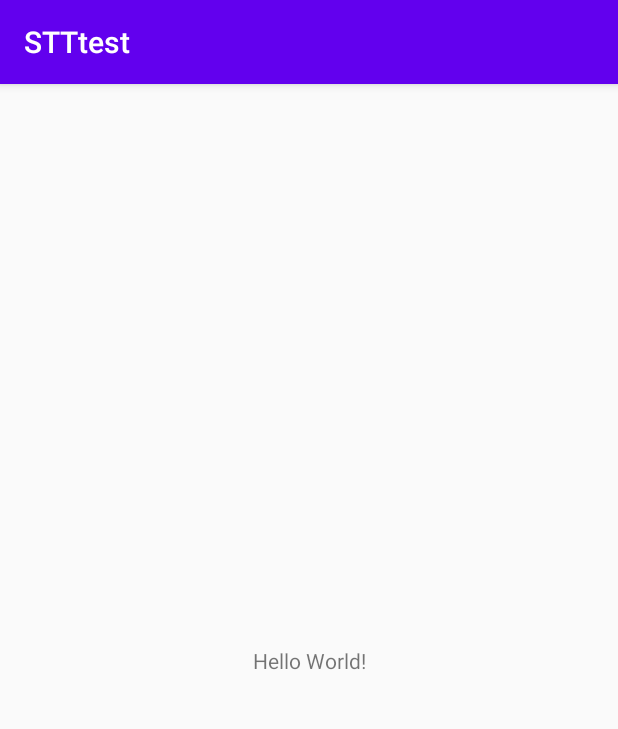
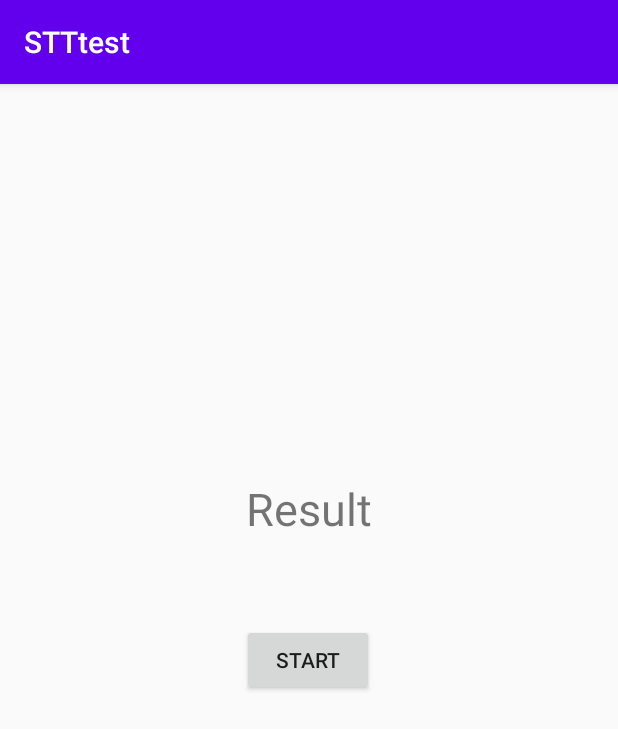
Before and after one commit to HanYeop/AndroidStudio-Practice, an Android app: the screen it shows after launch (MainActivity), on a phone screen of 412 x 824 dp. Shown: the top 729 px of the screen. Run offline under Robolectric (Android 15) with nearby library versions, the phone set to English and light mode, and no system bars.

Commit message:
UI Create, permission Add

```diff
--- a/STTtest/app/src/main/AndroidManifest.xml
+++ b/STTtest/app/src/main/AndroidManifest.xml
@@ -1,6 +1,7 @@
 <?xml version="1.0" encoding="utf-8"?>
 <manifest xmlns:android="http://schemas.android.com/apk/res/android"
     package="org.techtown.stttest">
+
 
     <application
         android:allowBackup="true"
@@ -18,4 +19,7 @@
         </activity>
     </application>
 
+    <uses-permission android:name="android.permission.INTERNET" />
+    <uses-permission android:name="android.permission.RECORD_AUDIO" />
+
 </manifest>
--- a/STTtest/app/src/main/res/layout/activity_main.xml
+++ b/STTtest/app/src/main/res/layout/activity_main.xml
@@ -9,10 +9,25 @@
     <TextView
         android:layout_width="wrap_content"
         android:layout_height="wrap_content"
-        android:text="Hello World!"
-        app:layout_constraintBottom_toBottomOf="parent"
+        android:text="Result"
+        app:layout_constraintBottom_toTopOf="@+id/button"
+        app:layout_constraintEnd_toEndOf="parent"
         app:layout_constraintLeft_toLeftOf="parent"
         app:layout_constraintRight_toRightOf="parent"
+        app:layout_constraintStart_toStartOf="parent"
+        android:textSize="30sp"
+        app:layout_constraintTop_toTopOf="parent"
+        app:layout_constraintVertical_bias="0.822" />
+
+    <Button
+        android:id="@+id/button"
+        android:layout_width="wrap_content"
+        android:layout_height="wrap_content"
+        android:text="Start"
+        app:layout_constraintBottom_toBottomOf="parent"
+        app:layout_constraintEnd_toEndOf="parent"
+        app:layout_constraintHorizontal_bias="0.498"
+        app:layout_constraintStart_toStartOf="parent"
         app:layout_constraintTop_toTopOf="parent" />
 
 </androidx.constraintlayout.widget.ConstraintLayout>
```
